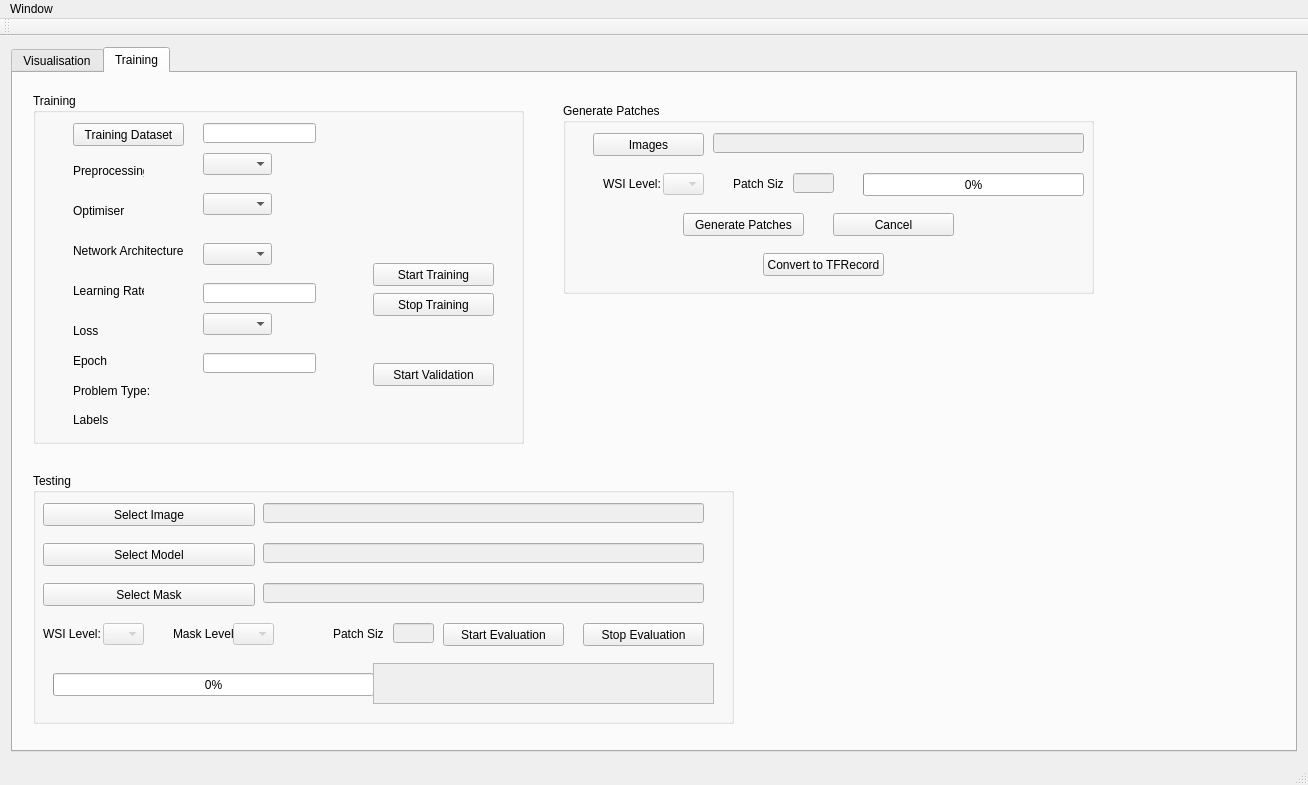
The window that resource/mainwindow_ui_backup.ui (abhinavagarwalla/Tissue_GUI) describes before a commit, drawn with Qt 5.
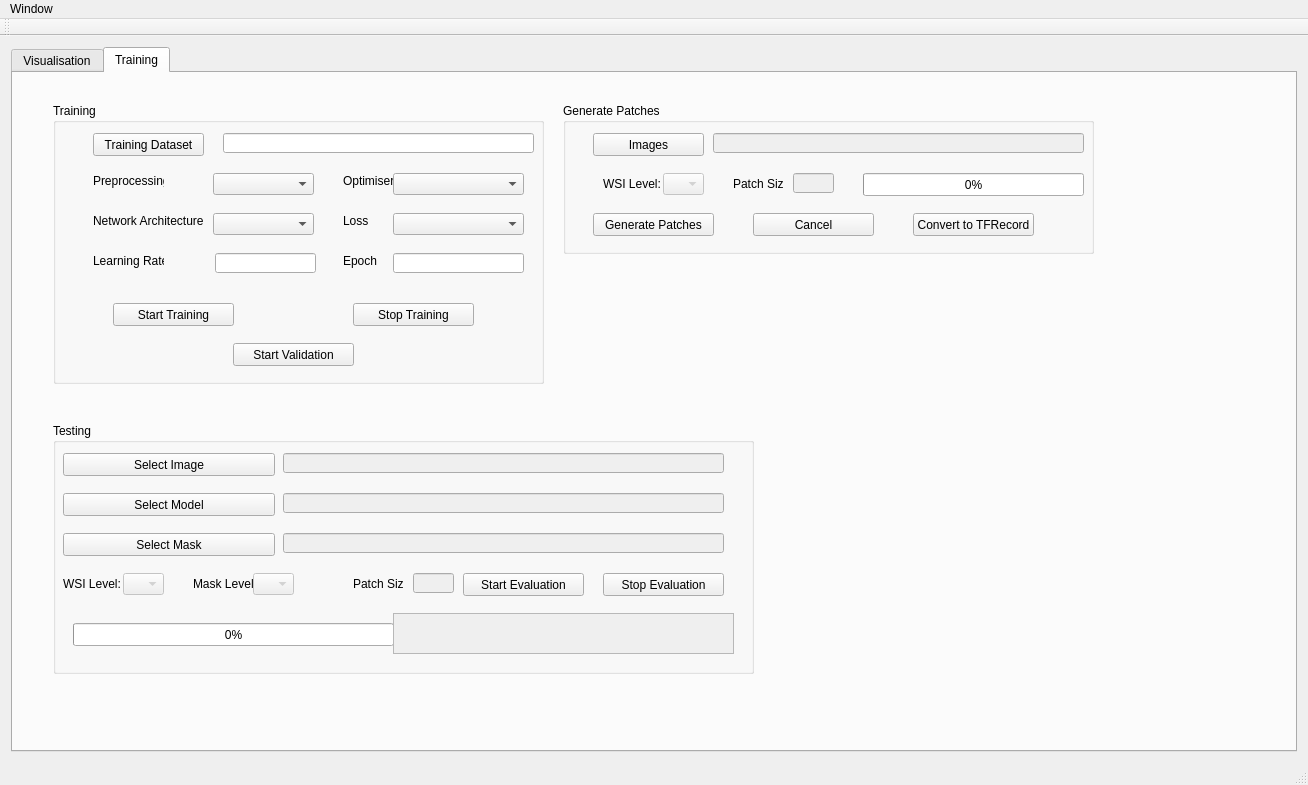
The same window after the commit.

```diff
--- a/resource/mainwindow_ui_backup.ui
+++ b/resource/mainwindow_ui_backup.ui
@@ -458,8 +458,8 @@
        <widget class="QGroupBox" name="testBox">
         <property name="geometry">
          <rect>
-          <x>20</x>
-          <y>400</y>
+          <x>40</x>
+          <y>350</y>
           <width>701</width>
           <height>251</height>
          </rect>
@@ -694,10 +694,10 @@
        <widget class="QGroupBox" name="trainBox">
         <property name="geometry">
          <rect>
-          <x>20</x>
-          <y>20</y>
+          <x>40</x>
+          <y>30</y>
           <width>491</width>
-          <height>351</height>
+          <height>281</height>
          </rect>
         </property>
         <property name="title">
@@ -719,8 +719,8 @@
         <widget class="QLabel" name="label_6">
          <property name="geometry">
           <rect>
-           <x>40</x>
-           <y>110</y>
+           <x>290</x>
+           <y>70</y>
            <width>61</width>
            <height>16</height>
           </rect>
@@ -733,7 +733,7 @@
          <property name="geometry">
           <rect>
            <x>40</x>
-           <y>150</y>
+           <y>110</y>
            <width>111</width>
            <height>16</height>
           </rect>
@@ -746,7 +746,7 @@
          <property name="geometry">
           <rect>
            <x>40</x>
-           <y>190</y>
+           <y>150</y>
            <width>71</width>
            <height>16</height>
           </rect>
@@ -758,8 +758,8 @@
         <widget class="QLabel" name="label_9">
          <property name="geometry">
           <rect>
-           <x>40</x>
-           <y>230</y>
+           <x>290</x>
+           <y>110</y>
            <width>41</width>
            <height>16</height>
           </rect>
@@ -771,9 +771,9 @@
         <widget class="QComboBox" name="comboBox">
          <property name="geometry">
           <rect>
-           <x>170</x>
-           <y>60</y>
-           <width>69</width>
+           <x>160</x>
+           <y>70</y>
+           <width>101</width>
            <height>22</height>
           </rect>
          </property>
@@ -781,9 +781,9 @@
         <widget class="QComboBox" name="comboBox_2">
          <property name="geometry">
           <rect>
-           <x>170</x>
-           <y>100</y>
-           <width>69</width>
+           <x>340</x>
+           <y>70</y>
+           <width>131</width>
            <height>22</height>
           </rect>
          </property>
@@ -791,9 +791,9 @@
         <widget class="QComboBox" name="comboBox_3">
          <property name="geometry">
           <rect>
-           <x>170</x>
-           <y>150</y>
-           <width>69</width>
+           <x>160</x>
+           <y>110</y>
+           <width>101</width>
            <height>22</height>
           </rect>
          </property>
@@ -801,9 +801,9 @@
         <widget class="QLineEdit" name="lineEdit">
          <property name="geometry">
           <rect>
-           <x>170</x>
-           <y>190</y>
-           <width>113</width>
+           <x>162</x>
+           <y>150</y>
+           <width>101</width>
            <height>20</height>
           </rect>
          </property>
@@ -811,9 +811,9 @@
         <widget class="QComboBox" name="comboBox_4">
          <property name="geometry">
           <rect>
-           <x>170</x>
-           <y>220</y>
-           <width>69</width>
+           <x>340</x>
+           <y>110</y>
+           <width>131</width>
            <height>22</height>
           </rect>
          </property>
@@ -821,8 +821,8 @@
         <widget class="QLabel" name="label_10">
          <property name="geometry">
           <rect>
-           <x>40</x>
-           <y>260</y>
+           <x>290</x>
+           <y>150</y>
            <width>41</width>
            <height>16</height>
           </rect>
@@ -834,45 +834,19 @@
         <widget class="QLineEdit" name="lineEdit_2">
          <property name="geometry">
           <rect>
-           <x>170</x>
-           <y>260</y>
-           <width>113</width>
+           <x>340</x>
+           <y>150</y>
+           <width>131</width>
            <height>20</height>
           </rect>
          </property>
         </widget>
-        <widget class="QLabel" name="label_13">
-         <property name="geometry">
-          <rect>
-           <x>40</x>
-           <y>290</y>
-           <width>81</width>
-           <height>16</height>
-          </rect>
-         </property>
-         <property name="text">
-          <string>Problem Type:</string>
-         </property>
-        </widget>
-        <widget class="QLabel" name="label_14">
-         <property name="geometry">
-          <rect>
-           <x>40</x>
-           <y>320</y>
-           <width>47</width>
-           <height>13</height>
-          </rect>
-         </property>
-         <property name="text">
-          <string>Labels</string>
-         </property>
-        </widget>
         <widget class="QLineEdit" name="lineEdit_3">
          <property name="geometry">
           <rect>
            <x>170</x>
            <y>30</y>
-           <width>113</width>
+           <width>311</width>
            <height>20</height>
           </rect>
          </property>
@@ -893,8 +867,8 @@
         <widget class="QPushButton" name="start_train">
          <property name="geometry">
           <rect>
-           <x>340</x>
-           <y>170</y>
+           <x>60</x>
+           <y>200</y>
            <width>121</width>
            <height>23</height>
           </rect>
@@ -906,7 +880,7 @@
         <widget class="QPushButton" name="stop_train">
          <property name="geometry">
           <rect>
-           <x>340</x>
+           <x>300</x>
            <y>200</y>
            <width>121</width>
            <height>23</height>
@@ -919,8 +893,8 @@
         <widget class="QPushButton" name="start_validation">
          <property name="geometry">
           <rect>
-           <x>340</x>
-           <y>270</y>
+           <x>180</x>
+           <y>240</y>
            <width>121</width>
            <height>23</height>
           </rect>
@@ -936,7 +910,7 @@
           <x>550</x>
           <y>30</y>
           <width>531</width>
-          <height>191</height>
+          <height>151</height>
          </rect>
         </property>
         <property name="title">
@@ -1023,7 +997,7 @@
         <widget class="QPushButton" name="start_gen_patch">
          <property name="geometry">
           <rect>
-           <x>120</x>
+           <x>30</x>
            <y>110</y>
            <width>121</width>
            <height>23</height>
@@ -1036,7 +1010,7 @@
         <widget class="QPushButton" name="stop_gen_patch">
          <property name="geometry">
           <rect>
-           <x>270</x>
+           <x>190</x>
            <y>110</y>
            <width>121</width>
            <height>23</height>
@@ -1062,8 +1036,8 @@
         <widget class="QPushButton" name="start_tf_record">
          <property name="geometry">
           <rect>
-           <x>200</x>
-           <y>150</y>
+           <x>350</x>
+           <y>110</y>
            <width>121</width>
            <height>23</height>
           </rect>
```
Left out of the diff: 7 changed lines with no effect on the pictures.
